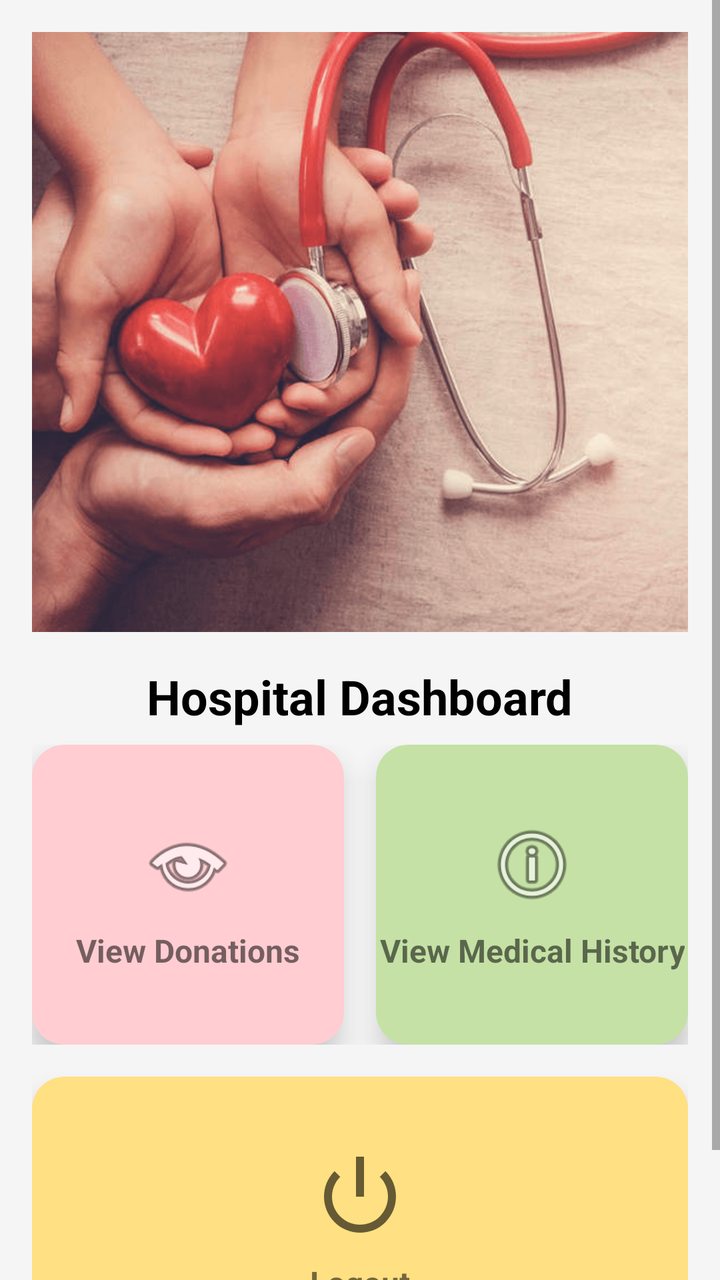
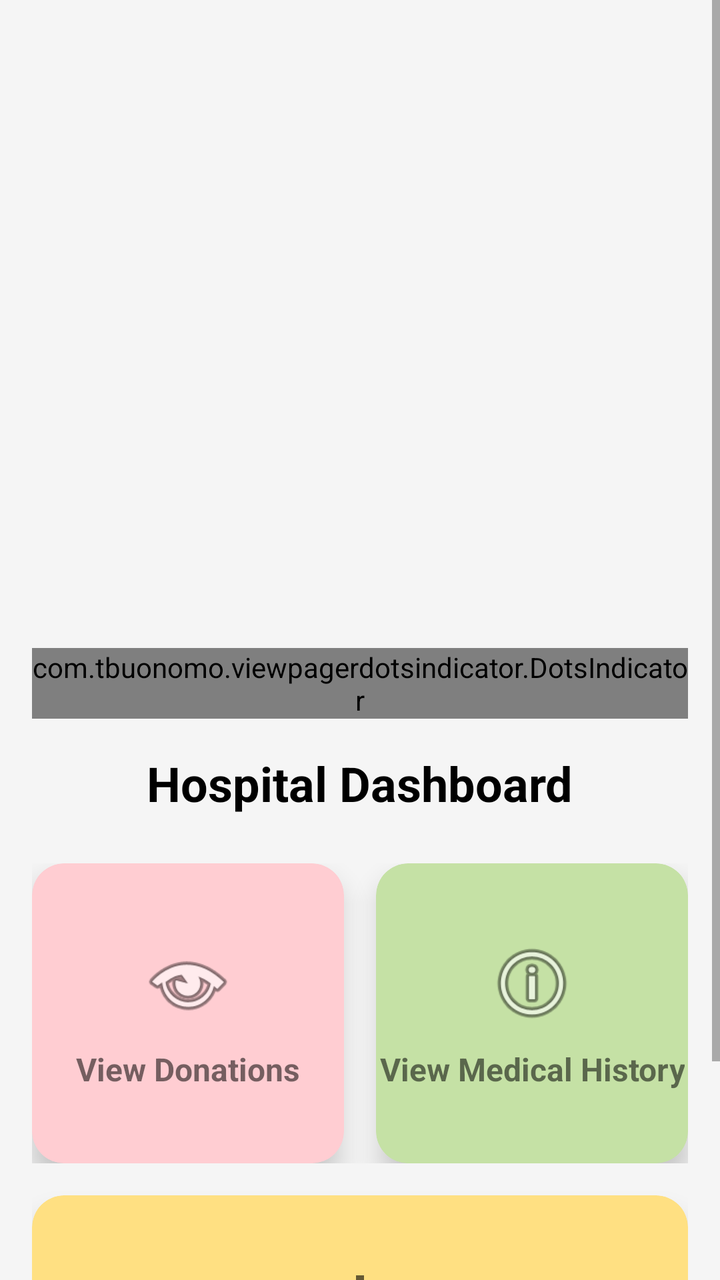

The first picture is an Android layout as it rendered before a commit; the second is the same layout after the commit. The layout source and the unified diff follow.
<!-- AndroidManifest.xml: application theme Theme.OrganDonationApp -->
<!-- res/layout/activity_hospital_dashboard.xml -->
<?xml version="1.0" encoding="utf-8"?>
<ScrollView xmlns:android="http://schemas.android.com/apk/res/android"
    xmlns:app="http://schemas.android.com/apk/res-auto"
    xmlns:tools="http://schemas.android.com/tools"
    android:layout_width="match_parent"
    android:layout_height="match_parent"
    android:background="#F5F5F5"
    android:fillViewport="true"
    tools:context=".HospitalDashboardActivity">

    <LinearLayout
        android:layout_width="match_parent"
        android:layout_height="wrap_content"
        android:orientation="vertical"
        android:padding="16dp">

        <ImageView
            android:id="@+id/header_image"
            android:layout_width="match_parent"
            android:layout_height="300dp"
            android:scaleType="centerCrop"
            android:src="@drawable/donor_banner"
            android:layout_marginBottom="16dp"/>

        <TextView
            android:layout_width="wrap_content"
            android:layout_height="wrap_content"
            android:text="Hospital Dashboard"
            android:textSize="24sp"
            android:textStyle="bold"
            android:textColor="@android:color/black"
            android:layout_gravity="center_horizontal"/>

        <LinearLayout
            android:layout_width="match_parent"
            android:layout_height="wrap_content"
            android:orientation="horizontal"
            android:layout_marginVertical="8dp">

            <androidx.cardview.widget.CardView
                android:id="@+id/cardViewDonations"
                android:layout_width="0dp"
                android:layout_height="match_parent"
                android:layout_weight="1"
                android:layout_marginEnd="8dp"
                app:cardCornerRadius="16dp"
                app:cardElevation="8dp"
                app:cardBackgroundColor="#FFCDD2">

                <LinearLayout
                    android:layout_width="match_parent"
                    android:layout_height="150dp"
                    android:orientation="vertical"
                    android:gravity="center">

                    <ImageView
                        android:layout_width="48dp"
                        android:layout_height="48dp"
                        android:src="@android:drawable/ic_menu_view" />

                    <TextView
                        android:layout_width="wrap_content"
                        android:layout_height="wrap_content"
                        android:text="View Donations"
                        android:textStyle="bold"
                        android:textSize="16sp"
                        android:layout_marginTop="8dp" />
                </LinearLayout>
            </androidx.cardview.widget.CardView>

            <androidx.cardview.widget.CardView
                android:id="@+id/cardViewOrgans"
                android:layout_width="0dp"
                android:layout_height="match_parent"
                android:layout_weight="1"
                android:layout_marginStart="8dp"
                app:cardCornerRadius="16dp"
                app:cardElevation="8dp"
                app:cardBackgroundColor="#C5E1A5">

                <LinearLayout
                    android:layout_width="match_parent"
                    android:layout_height="150dp"
                    android:orientation="vertical"
                    android:gravity="center">

                    <ImageView
                        android:layout_width="48dp"
                        android:layout_height="48dp"
                        android:src="@android:drawable/ic_menu_info_details" />

                    <TextView
                        android:layout_width="wrap_content"
                        android:layout_height="wrap_content"
                        android:text="View Medical History"
                        android:textAlignment="center"
                        android:textStyle="bold"
                        android:textSize="16sp"
                        android:layout_marginTop="8dp" />
                </LinearLayout>
            </androidx.cardview.widget.CardView>
        </LinearLayout>

        <androidx.cardview.widget.CardView
            android:id="@+id/cardLogout"
            android:layout_width="match_parent"
            android:layout_height="wrap_content"
            android:layout_marginVertical="8dp"
            app:cardCornerRadius="16dp"
            app:cardElevation="8dp"
            app:cardBackgroundColor="#FFE082">

            <LinearLayout
                android:layout_width="match_parent"
                android:layout_height="150dp"
                android:orientation="vertical"
                android:gravity="center">

                <ImageView
                    android:layout_width="48dp"
                    android:layout_height="48dp"
                    android:src="@android:drawable/ic_lock_power_off" />

                <TextView
                    android:layout_width="wrap_content"
                    android:layout_height="wrap_content"
                    android:text="Logout"
                    android:textStyle="bold"
                    android:textSize="16sp"
                    android:layout_marginTop="8dp" />
            </LinearLayout>
        </androidx.cardview.widget.CardView>

    </LinearLayout>
</ScrollView>
<!-- resources referenced by this layout -->
<resources>
  <!-- drawable donor_banner: png bitmap (drawable, 586367 bytes) -->
  <style name="Theme.OrganDonationApp" parent="Theme.MaterialComponents.DayNight.NoActionBar">
          <item name="colorPrimary">@color/purple_500</item>
          <item name="colorPrimaryVariant">@color/purple_700</item>
          <item name="colorOnPrimary">@color/white</item>
  
          <item name="colorSecondary">@color/teal_200</item>
          <item name="colorSecondaryVariant">@color/teal_700</item>
          <item name="colorOnSecondary">@color/white</item>
  
          <item name="android:windowBackground">@color/white</item>
          <item name="android:statusBarColor">@color/purple_700</item>
          <item name="android:textColorPrimary">@color/black</item>
      </style>
  <color name="purple_500">#6200EE</color>
  <color name="purple_700">#3700B3</color>
  <color name="white">#FFFFFF</color>
  <color name="teal_200">#03DAC5</color>
  <color name="teal_700">#018786</color>
  <color name="black">#000000</color>
</resources>

<!-- the commit's change to res/layout/activity_hospital_dashboard.xml (unified diff, before → after) -->
@@ -14,14 +14,26 @@
         android:orientation="vertical"
         android:padding="16dp">
 
-        <ImageView
-            android:id="@+id/header_image"
+        
+        <androidx.viewpager2.widget.ViewPager2
+            android:id="@+id/imageSliderHospital"
             android:layout_width="match_parent"
             android:layout_height="300dp"
-            android:scaleType="centerCrop"
-            android:src="@drawable/donor_banner"
-            android:layout_marginBottom="16dp"/>
+            android:layout_marginBottom="8dp" />
+        <com.tbuonomo.viewpagerdotsindicator.DotsIndicator
+            android:id="@+id/dotsIndicatorHospital"
+            android:layout_width="wrap_content"
+            android:layout_height="wrap_content"
+            android:layout_gravity="center_horizontal"
+            android:layout_marginBottom="16dp"
+            app:dotsColor="#BDBDBD"
+            app:selectedDotColor="@color/deep_purple"
+            app:dotsSize="12dp"
+            app:dotsSpacing="6dp" />
 
+
+
+        
         <TextView
             android:layout_width="wrap_content"
             android:layout_height="wrap_content"
@@ -29,8 +41,10 @@
             android:textSize="24sp"
             android:textStyle="bold"
             android:textColor="@android:color/black"
-            android:layout_gravity="center_horizontal"/>
+            android:layout_gravity="center_horizontal"
+            android:layout_marginBottom="16dp"/>
 
+        
         <LinearLayout
             android:layout_width="match_parent"
             android:layout_height="wrap_content"
@@ -101,6 +115,7 @@
             </androidx.cardview.widget.CardView>
         </LinearLayout>
 
+        
         <androidx.cardview.widget.CardView
             android:id="@+id/cardLogout"
             android:layout_width="match_parent"
@@ -131,5 +146,6 @@
             </LinearLayout>
         </androidx.cardview.widget.CardView>
 
+
     </LinearLayout>
 </ScrollView>
<!-- resource entries referenced after the edit -->
@@ -1,6 +1,6 @@
 <!-- resources referenced by this layout -->
 <resources>
-  <!-- drawable donor_banner: png bitmap (drawable, 586367 bytes) -->
+  <color name="deep_purple">#673AB7</color>
   <style name="Theme.OrganDonationApp" parent="Theme.MaterialComponents.DayNight.NoActionBar">
           <item name="colorPrimary">@color/purple_500</item>
           <item name="colorPrimaryVariant">@color/purple_700</item>
